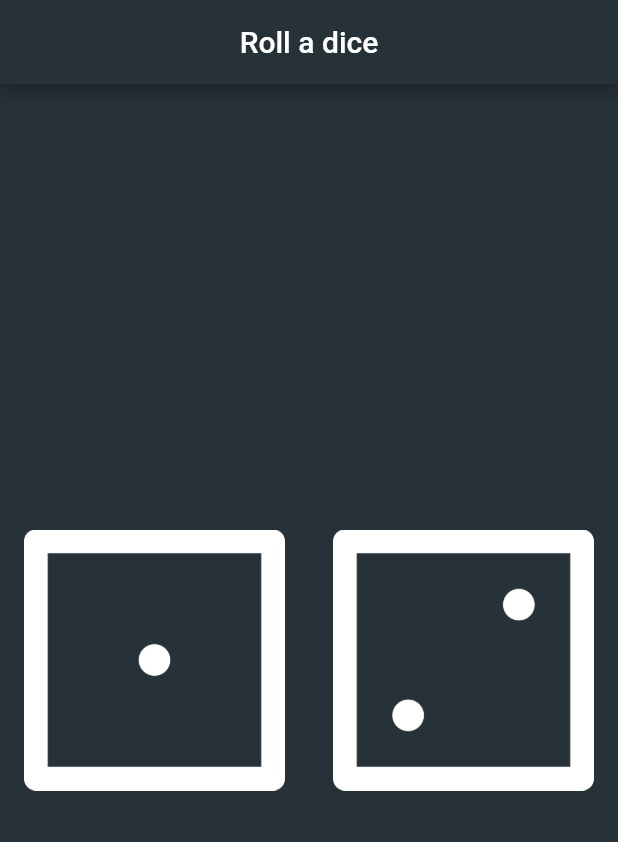
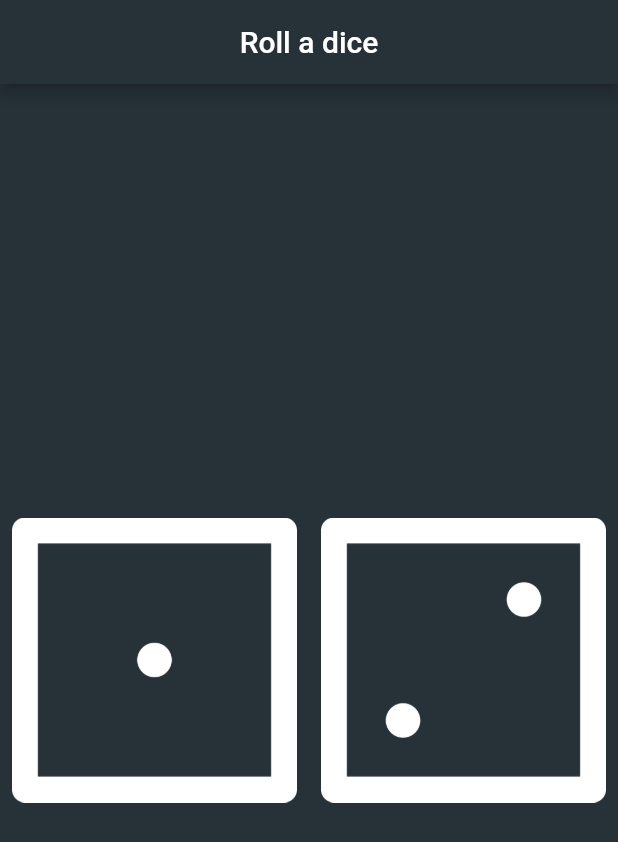
Before and after one commit to salvadorlemus/Flutter, a Flutter app: the screen it shows after launch, on a phone screen of 412 x 824 dp. Shown: the top 842 px of the screen. Run offline on Flutter 3.47's test engine with Material 2 defaults, Android fonts, the phone set to English and light mode, and no system bars.

Commit message:
Added buttons to dices. Removed padding since buttons already comes woth ones. Added a simple debug for the buttons.

```diff
--- a/lib/main.dart
+++ b/lib/main.dart
@@ -29,17 +29,19 @@ class DiceePage extends StatelessWidget {
             // child  : Image ( image : AssetImage('images/dice1.png') ),
             // we use the shortcut
             // child : Image.asset('images/dice1.png')
-            child: Padding(
-              padding: const EdgeInsets.all(16.0),
-              child: Image.asset('images/dice1.png'),
-            ),
+            child: TextButton(
+              onPressed: (){
+                print('Left button got pressed');
+              },
+              child: Image.asset('images/dice1.png'),),
           ),
           Expanded(
             // Create a image asset
-            child: Padding(
-              padding: const EdgeInsets.all(16.0),
-              child: Image.asset('images/dice2.png'),
-            ),
+            child: TextButton(
+                onPressed: (){
+                  print('Right button got pressed');
+                },
+                child: Image.asset('images/dice2.png')),
           ),
         ],
       ),
```
